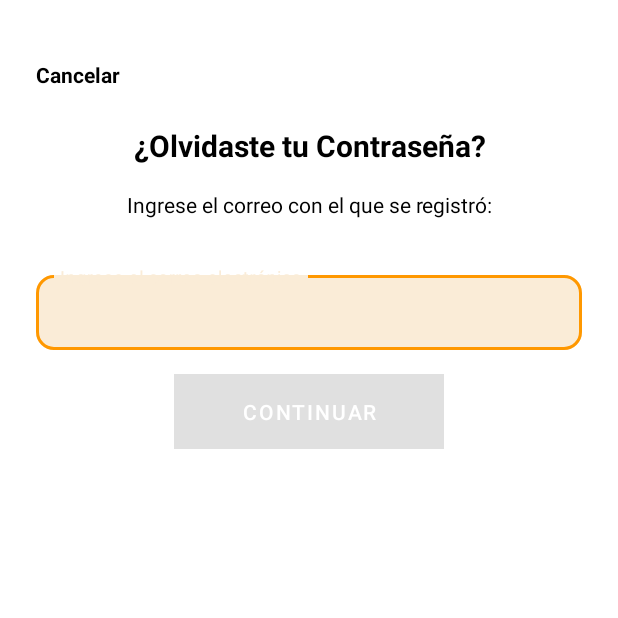
After one commit to lbagnus/BITE-APP, an Android app: the ForgotPasswordActivity screen opened directly, with no data from a screen before it, on a phone screen of 412 x 824 dp, the top half of it. The commit adds this screen. Run offline under Robolectric (Android 15) with nearby library versions, the phone set to English and light mode, and no system bars.

Commit message:
pagina recupero de contrasenia

```diff
--- a/app/src/main/AndroidManifest.xml
+++ b/app/src/main/AndroidManifest.xml
@@ -1,5 +1,6 @@
 <manifest xmlns:android="http://schemas.android.com/apk/res/android"
     xmlns:tools="http://schemas.android.com/tools">
+
     <uses-permission android:name="android.permission.INTERNET"/>
     <uses-permission android:name="android.permission.ACCESS_NETWORK_STATE" />
 
@@ -23,6 +24,8 @@
             </intent-filter>
         </activity>
 
+        <activity android:name=".ForgotPasswordActivity"
+            android:exported="false" />
 
     </application>
 
--- /dev/null
+++ b/app/src/main/java/com/oasis/bite/ForgotPasswordActivity.kt
@@ -0,0 +1,66 @@
+package com.oasis.bite
+
+import android.content.Context
+import android.net.ConnectivityManager
+import android.net.NetworkCapabilities
+import android.os.Bundle
+import android.view.LayoutInflater
+import android.widget.*
+import androidx.appcompat.app.AlertDialog
+import androidx.appcompat.app.AppCompatActivity
+
+class ForgotPasswordActivity : AppCompatActivity() {
+
+    override fun onCreate(savedInstanceState: Bundle?) {
+        super.onCreate(savedInstanceState)
+        setContentView(R.layout.activity_forgot_password)
+
+        supportActionBar?.hide()
+
+        // Verificar conexión
+        if (!isInternetAvailable(this)) {
+            showCustomNoInternetDialog()
+        }
+
+        // Referencias
+        val emailEditText = findViewById<EditText>(R.id.emailEditText)
+        val resetButton = findViewById<Button>(R.id.continueButton)
+
+        resetButton.setOnClickListener {
+            val email = emailEditText.text.toString().trim()
+            if (email.isEmpty()) {
+                emailEditText.error = "El campo no puede estar vacío"
+            } else if (!android.util.Patterns.EMAIL_ADDRESS.matcher(email).matches()) {
+                emailEditText.error = "Formato de correo inválido"
+            } else {
+                Toast.makeText(this, "Se envió un correo de recuperación a $email", Toast.LENGTH_LONG).show()
+                // Lógica de envío real acá
+            }
+        }
+    }
+
+    private fun isInternetAvailable(context: Context): Boolean {
+        val connectivityManager = context.getSystemService(Context.CONNECTIVITY_SERVICE) as ConnectivityManager
+        val network = connectivityManager.activeNetwork
+        val capabilities = connectivityManager.getNetworkCapabilities(network)
+        return capabilities != null
+    }
+
+    private fun showCustomNoInternetDialog() {
+        val inflater = LayoutInflater.from(this)
+        val customView = inflater.inflate(R.layout.popup_no_internet, null)
+
+        val closeButton: Button = customView.findViewById(R.id.closeButton)
+
+        val dialog = AlertDialog.Builder(this)
+            .setView(customView)
+            .setCancelable(false)
+            .create()
+
+        closeButton.setOnClickListener {
+            finish()
+        }
+
+        dialog.show()
+    }
+}
--- a/app/src/main/java/com/oasis/bite/LoginActivity.kt
+++ b/app/src/main/java/com/oasis/bite/LoginActivity.kt
@@ -1,6 +1,8 @@
 package com.oasis.bite
 
 import android.content.Context
+import android.content.Intent
+import android.graphics.Paint
 import android.net.ConnectivityManager
 import android.net.NetworkInfo
 import android.os.Bundle
@@ -24,6 +26,14 @@ class LoginActivity : AppCompatActivity() {
         if (!isInternetAvailable(this)) {
             showCustomNoInternetDialog()
         }
+
+        // Vincular el TextView de "¿Olvidaste tu contraseña?" y agregarle comportamiento de link
+        val forgotPasswordText: TextView = findViewById(R.id.forgotPasswordText)
+        forgotPasswordText.paintFlags = forgotPasswordText.paintFlags or Paint.UNDERLINE_TEXT_FLAG
+        forgotPasswordText.setOnClickListener {
+            val intent = Intent(this, ForgotPasswordActivity::class.java)
+            startActivity(intent)
+        }
     }
 
     // Función para verificar la conexión a Internet
@@ -38,7 +48,6 @@ class LoginActivity : AppCompatActivity() {
         val inflater = LayoutInflater.from(this)
         val customView = inflater.inflate(R.layout.popup_no_internet, null)
 
-
         // Acceder a los elementos del layout personalizado
         val messageTextView: TextView = customView.findViewById(R.id.popupMessage)
         val closeButton: Button = customView.findViewById(R.id.closeButton)
@@ -49,7 +58,6 @@ class LoginActivity : AppCompatActivity() {
             .setCancelable(false)  // No permitir que se cierre tocando fuera del popup
             .create()
 
-
         // Acción del botón "Cerrar"
         closeButton.setOnClickListener {
             finish()  // Cierra la actividad si el usuario decide salir
--- /dev/null
+++ b/app/src/main/res/layout/activity_forgot_password.xml
@@ -0,0 +1,117 @@
+<?xml version="1.0" encoding="utf-8"?>
+<androidx.constraintlayout.widget.ConstraintLayout
+    xmlns:android="http://schemas.android.com/apk/res/android"
+    xmlns:app="http://schemas.android.com/apk/res-auto"
+    android:layout_width="match_parent"
+    android:layout_height="match_parent"
+    android:background="#FFFFFF"
+    android:padding="24dp">
+
+    <!-- Cancelar -->
+    <TextView
+        android:id="@+id/cancelText"
+        android:layout_width="wrap_content"
+        android:layout_height="wrap_content"
+        android:text="Cancelar"
+        android:textColor="#000000"
+        android:textStyle="bold"
+        android:textSize="14sp"
+        app:layout_constraintTop_toTopOf="parent"
+        app:layout_constraintStart_toStartOf="parent"
+        android:layout_marginTop="16dp"
+        />
+
+    <!-- Título -->
+    <TextView
+        android:id="@+id/titleText"
+        android:layout_width="0dp"
+        android:layout_height="wrap_content"
+        android:text="¿Olvidaste tu Contraseña?"
+        android:textColor="#000000"
+        android:textSize="20sp"
+        android:textStyle="bold"
+        android:textAlignment="center"
+        app:layout_constraintTop_toBottomOf="@+id/cancelText"
+        app:layout_constraintStart_toStartOf="parent"
+        app:layout_constraintEnd_toEndOf="parent"
+        android:layout_marginTop="24dp"
+        />
+
+    <!-- Subtítulo -->
+    <TextView
+        android:id="@+id/subtitleText"
+        android:layout_width="0dp"
+        android:layout_height="wrap_content"
+        android:text="Ingrese el correo con el que se registró:"
+        android:textColor="#000000"
+        android:textSize="14sp"
+        android:textAlignment="center"
+        app:layout_constraintTop_toBottomOf="@id/titleText"
+        app:layout_constraintStart_toStartOf="parent"
+        app:layout_constraintEnd_toEndOf="parent"
+        android:layout_marginTop="16dp"
+        />
+
+    <!-- Input correo -->
+    <com.google.android.material.textfield.TextInputLayout
+        android:id="@+id/emailInputLayout"
+        style="@style/Widget.MaterialComponents.TextInputLayout.OutlinedBox"
+        android:layout_width="0dp"
+        android:layout_height="wrap_content"
+        android:layout_marginTop="32dp"
+        app:boxStrokeColor="#FF9800"
+        app:boxStrokeWidth="1dp"
+        app:boxBackgroundColor="#FAECD7"
+        app:boxCornerRadiusTopStart="12dp"
+        app:boxCornerRadiusTopEnd="12dp"
+        app:boxCornerRadiusBottomStart="12dp"
+        app:boxCornerRadiusBottomEnd="12dp"
+        app:endIconMode="clear_text"
+        app:layout_constraintTop_toBottomOf="@id/subtitleText"
+        app:layout_constraintStart_toStartOf="parent"
+        app:layout_constraintEnd_toEndOf="parent">
+
+        <com.google.android.material.textfield.TextInputEditText
+            android:id="@+id/emailEditText"
+            android:layout_width="match_parent"
+            android:layout_height="50dp"
+            android:hint="Ingrese el correo electrónico"
+            android:inputType="textEmailAddress"
+            android:textColor="#FAECD7"
+            android:textColorHint="#FAECD7"/>
+    </com.google.android.material.textfield.TextInputLayout>
+
+    <!-- Error -->
+    <TextView
+        android:id="@+id/errorText"
+        android:layout_width="0dp"
+        android:layout_height="wrap_content"
+        android:text=""
+        android:textColor="#D32F2F"
+        android:textSize="12sp"
+        android:visibility="gone"
+        app:layout_constraintTop_toBottomOf="@id/emailInputLayout"
+        app:layout_constraintStart_toStartOf="parent"
+        app:layout_constraintEnd_toEndOf="parent"
+        android:layout_marginTop="4dp"
+        android:textAlignment="center"/>
+
+    <!-- Botón continuar -->
+    <Button
+        android:id="@+id/continueButton"
+        android:layout_width="180dp"
+        android:layout_height="50dp"
+        app:cornerRadius="25dp"
+        android:text="Continuar"
+        android:textColor="#FFFFFF"
+        android:backgroundTint="#FFB300"
+        android:enabled="false"
+        android:elevation="4dp"
+        android:layout_marginTop="16dp"
+        app:layout_constraintTop_toBottomOf="@id/errorText"
+        app:layout_constraintStart_toStartOf="parent"
+        app:layout_constraintEnd_toEndOf="parent"
+        android:paddingHorizontal="32dp"
+        android:background="@color/amarillo" />
+
+</androidx.constraintlayout.widget.ConstraintLayout>
--- a/app/src/main/res/layout/activity_login.xml
+++ b/app/src/main/res/layout/activity_login.xml
@@ -81,6 +81,7 @@
 
 
 
+
         <TextView
             android:id="@+id/forgotPasswordText"
             android:layout_width="wrap_content"
```
